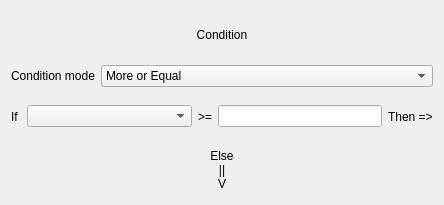
SuperSpaceEye/LifeEngineExtended, file Source/UiFiles/ConditionalEventNodeWidget.ui: the form before one commit.
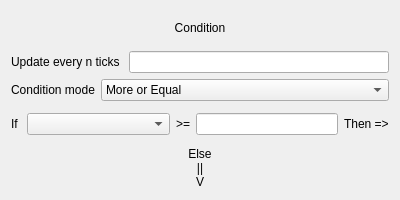
The form after the commit.

Commit message: More progress on world events, moved info logic.

Diff of the .ui file:
```diff
--- a/Source/UiFiles/ConditionalEventNodeWidget.ui
+++ b/Source/UiFiles/ConditionalEventNodeWidget.ui
@@ -6,8 +6,8 @@
    <rect>
     <x>0</x>
     <y>0</y>
-    <width>444</width>
-    <height>205</height>
+    <width>400</width>
+    <height>200</height>
    </rect>
   </property>
   <property name="windowTitle">
@@ -24,6 +24,20 @@
      </property>
     </widget>
    </item>
+   <item>
+    <layout class="QHBoxLayout" name="horizontalLayout_3">
+     <item>
+      <widget class="QLabel" name="label_6">
+       <property name="text">
+        <string>Update every n ticks </string>
+       </property>
+      </widget>
+     </item>
+     <item>
+      <widget class="QLineEdit" name="le_update_every_n_ticks"/>
+     </item>
+    </layout>
+   </item>
    <item>
     <layout class="QHBoxLayout" name="horizontalLayout_2">
      <item>
```
Left out of the diff: 75 changed lines with no effect on the pictures. The commit also changes 22 other files.
